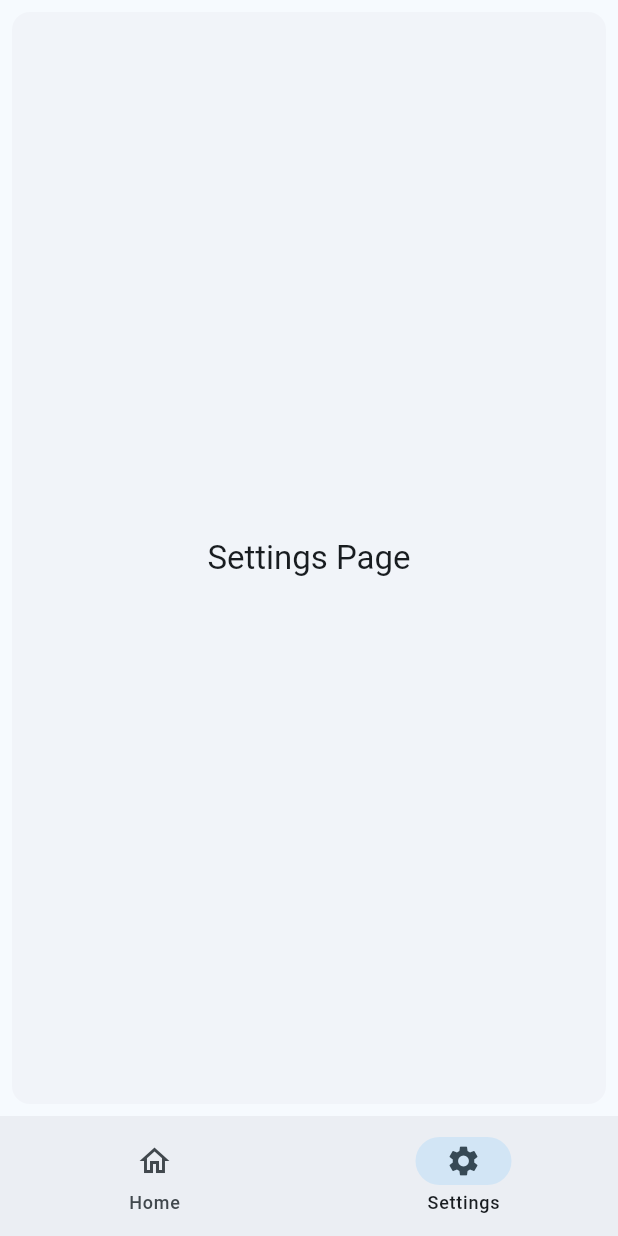
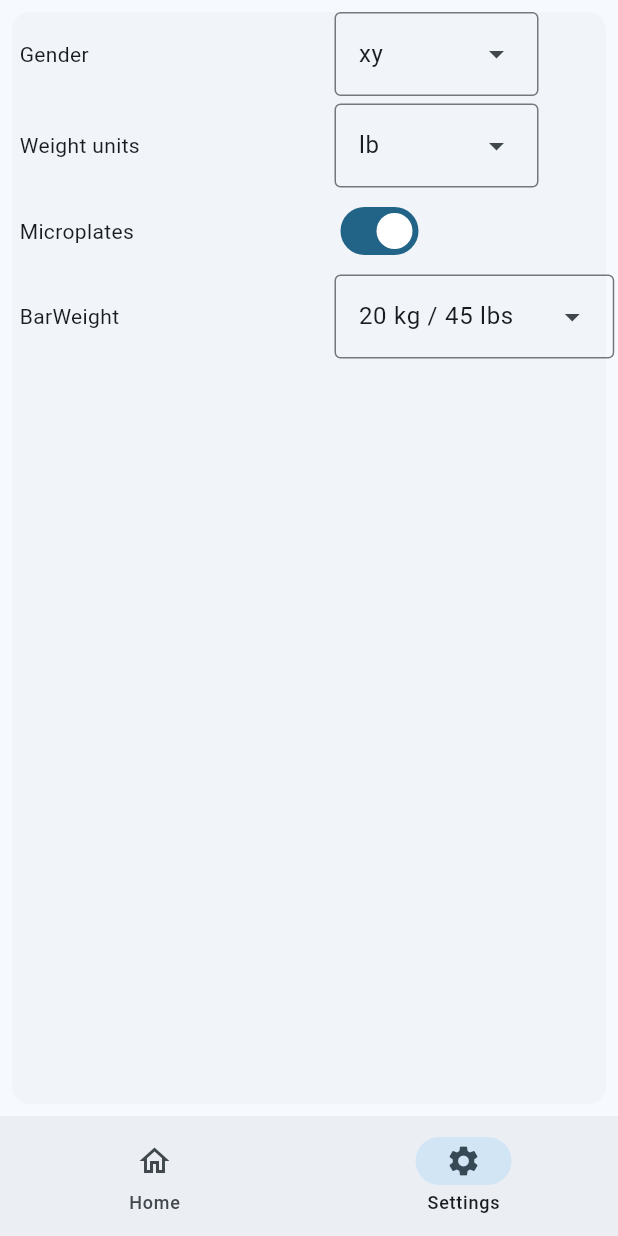
Before and after one commit to organicveggie/gzclp, a Flutter app: the screen it shows after launch, item 2 of the bottom bar chosen, on a phone screen of 412 x 824 dp. Run offline on Flutter 3.47's test engine with Material 3 defaults, Android fonts, the phone set to English and light mode, and no system bars; our stand-ins replace bloc, built_collection, built_value, equatable, flutter_bloc, rxdart and 1 more; generated files the repository leaves out were written again.

Commit message:
Basic functional settings page

```diff
--- a/gzclp_flutter/lib/settings/view/settings_page.dart
+++ b/gzclp_flutter/lib/settings/view/settings_page.dart
@@ -1,7 +1,10 @@
+import 'package:built_collection/built_collection.dart';
 import 'package:flutter/material.dart';
 import 'package:flutter_bloc/flutter_bloc.dart';
 import 'package:gzclp_flutter/settings/cubit/settings_cubit.dart';
 import 'package:settings_repository/settings_repository.dart';
+
+const _settingLabelWidth = 200.0;
 
 class SettingsPage extends StatelessWidget {
   const SettingsPage({super.key});
@@ -16,22 +19,117 @@ class SettingsPage extends StatelessWidget {
 }
 
 class SettingsView extends StatelessWidget {
+  static const labelWidth = 200;
+
   const SettingsView({super.key});
 
   @override
   Widget build(BuildContext context) {
-    final theme = Theme.of(context);
-
     return Card(
       shadowColor: Colors.transparent,
       margin: const EdgeInsets.all(8.0),
       child: SizedBox.expand(
-        child: Center(
-            child: Text(
-          'Settings Page',
-          style: theme.textTheme.titleLarge,
-        )),
+        child: Column(children: [
+          GenderDropdownWidget(),
+          Padding(padding: const EdgeInsets.only(top: 5), child: WeightUnitDropdownWidget()),
+          const Padding(padding: EdgeInsets.only(top: 5), child: MicroplatesSettingWidget()),
+          Padding(padding: const EdgeInsets.only(top: 5), child: BarWeightDropdownWidget()),
+        ]),
       ),
     );
   }
 }
+
+class BarWeightDropdownWidget extends DropdownSettingWidget<BarWeight> {
+  BarWeightDropdownWidget({super.key})
+      : super(
+            label: 'BarWeight',
+            getSettingFn: (settings) => settings.barWeight,
+            setSettingFn: (cubit, newValue) => cubit.setBarWeight(newValue ?? BarWeight.kg20),
+            values: BuiltMap.from(<BarWeight, String>{
+              BarWeight.kg15: '15 kg / 30 lbs',
+              BarWeight.kg20: '20 kg / 45 lbs'
+            }));
+}
+
+class GenderDropdownWidget extends DropdownSettingWidget<Gender> {
+  GenderDropdownWidget({super.key})
+      : super(
+            label: 'Gender',
+            getSettingFn: (settings) => settings.gender,
+            setSettingFn: (cubit, newValue) => cubit.setGender(newValue ?? Gender.xy),
+            values: BuiltMap.from(<Gender, String>{for (var v in Gender.values) v: v.name}));
+}
+
+class WeightUnitDropdownWidget extends DropdownSettingWidget<WeightUnit> {
+  WeightUnitDropdownWidget({super.key})
+      : super(
+            label: 'Weight units',
+            getSettingFn: (settings) => settings.units,
+            setSettingFn: (cubit, newValue) => cubit.setUnits(newValue ?? WeightUnit.kg),
+            values:
+                BuiltMap.from(<WeightUnit, String>{for (var v in WeightUnit.values) v: v.name}));
+}
+
+class DropdownSettingWidget<T> extends StatelessWidget {
+  const DropdownSettingWidget(
+      {required this.label,
+      required this.getSettingFn,
+      required this.setSettingFn,
+      required this.values,
+      super.key});
+
+  final String label;
+  final T Function(AppSettings settings) getSettingFn;
+  final void Function(SettingsCubit cubit, T? newValue) setSettingFn;
+  final BuiltMap<T, String> values;
+
+  @override
+  Widget build(BuildContext context) {
+    return Row(
+      crossAxisAlignment: CrossAxisAlignment.center,
+      children: [
+        Padding(
+            padding: const EdgeInsets.fromLTRB(5, 5, 10, 5),
+            child: SizedBox(width: _settingLabelWidth, child: Text(label))),
+        DropdownMenu<T>(
+          initialSelection:
+              context.select((SettingsCubit cubit) => getSettingFn(cubit.state.appSettings)),
+          requestFocusOnTap: true,
+          onSelected: (T? newValue) {
+            setSettingFn(context.read<SettingsCubit>(), newValue);
+          },
+          dropdownMenuEntries: values.entries.map<DropdownMenuEntry<T>>((entry) {
+            return DropdownMenuEntry(
+              value: entry.key,
+              label: entry.value,
+            );
+          }).toList(),
+        ),
+      ],
+    );
+  }
+}
+
+class MicroplatesSettingWidget extends StatelessWidget {
+  const MicroplatesSettingWidget({super.key});
+
+  @override
+  Widget build(BuildContext context) {
+    return Row(
+      crossAxisAlignment: CrossAxisAlignment.center,
+      children: [
+        const Padding(
+          padding: EdgeInsets.fromLTRB(5, 5, 10, 5),
+          child: SizedBox(width: _settingLabelWidth, child: Text('Microplates')),
+        ),
+        Switch(
+          value: context.select((SettingsCubit cubit) => cubit.state.appSettings.microplates),
+          onChanged: (newValue) {
+            context.read<SettingsCubit>().setMicroplates(newValue);
+          },
+        ),
+      ],
+    );
+  }
+}
```
